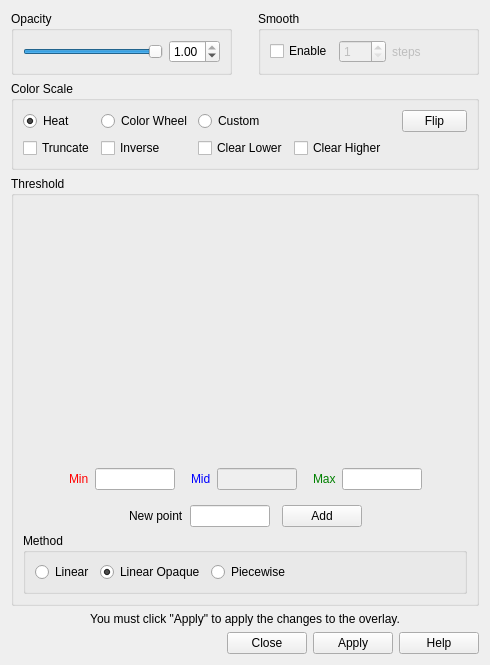
Above: freeview/WindowConfigureOverlay.ui from freesurfer/freesurfer before the change. Below: the same form after it.
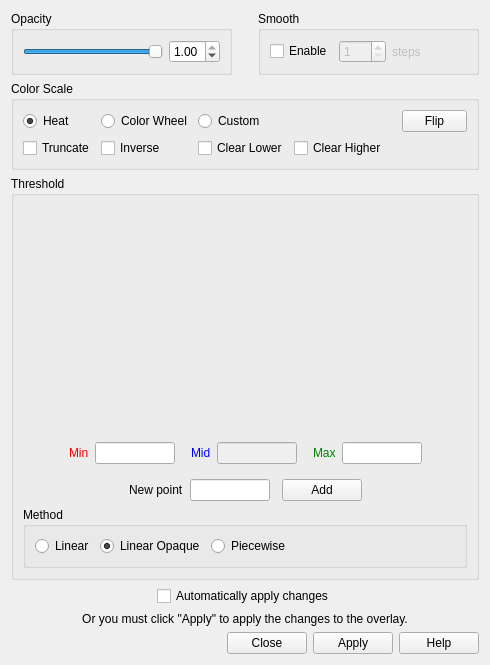
That is the form after the change. Custom widgets are drawn as their Qt base class.

Commit message: add automatically update option for Overlay Control panel

```diff
--- a/freeview/WindowConfigureOverlay.ui
+++ b/freeview/WindowConfigureOverlay.ui
@@ -479,10 +479,50 @@
      </layout>
     </widget>
    </item>
+   <item>
+    <layout class="QHBoxLayout" name="horizontalLayout_7">
+     <property name="topMargin">
+      <number>0</number>
+     </property>
+     <item>
+      <spacer name="horizontalSpacer_11">
+       <property name="orientation">
+        <enum>Qt::Horizontal</enum>
+       </property>
+       <property name="sizeHint" stdset="0">
+        <size>
+         <width>5</width>
+         <height>5</height>
+        </size>
+       </property>
+      </spacer>
+     </item>
+     <item>
+      <widget class="QCheckBox" name="checkBoxAutoApply">
+       <property name="text">
+        <string>Automatically apply changes</string>
+       </property>
+      </widget>
+     </item>
+     <item>
+      <spacer name="horizontalSpacer_7">
+       <property name="orientation">
+        <enum>Qt::Horizontal</enum>
+       </property>
+       <property name="sizeHint" stdset="0">
+        <size>
+         <width>5</width>
+         <height>5</height>
+        </size>
+       </property>
+      </spacer>
+     </item>
+    </layout>
+   </item>
    <item>
     <widget class="QLabel" name="label_4">
      <property name="text">
-      <string>You must click &quot;Apply&quot; to apply the changes to the overlay.</string>
+      <string>Or you must click &quot;Apply&quot; to apply the changes to the overlay.</string>
      </property>
      <property name="alignment">
       <set>Qt::AlignCenter</set>
```
The commit also changes 2 other files.
